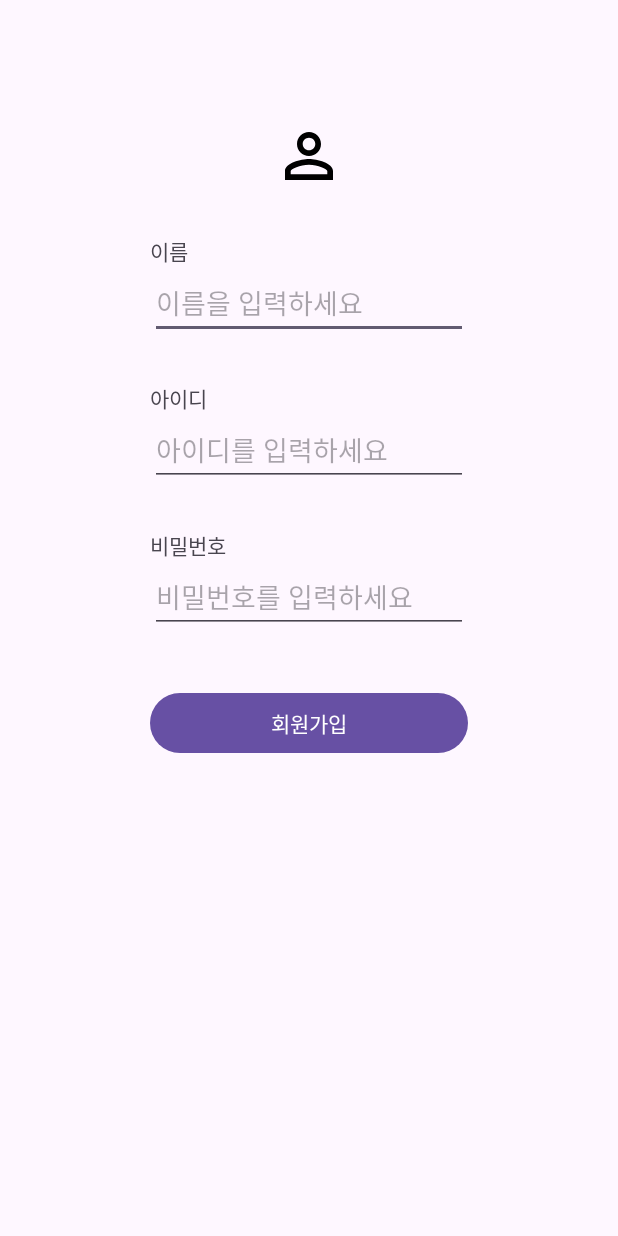
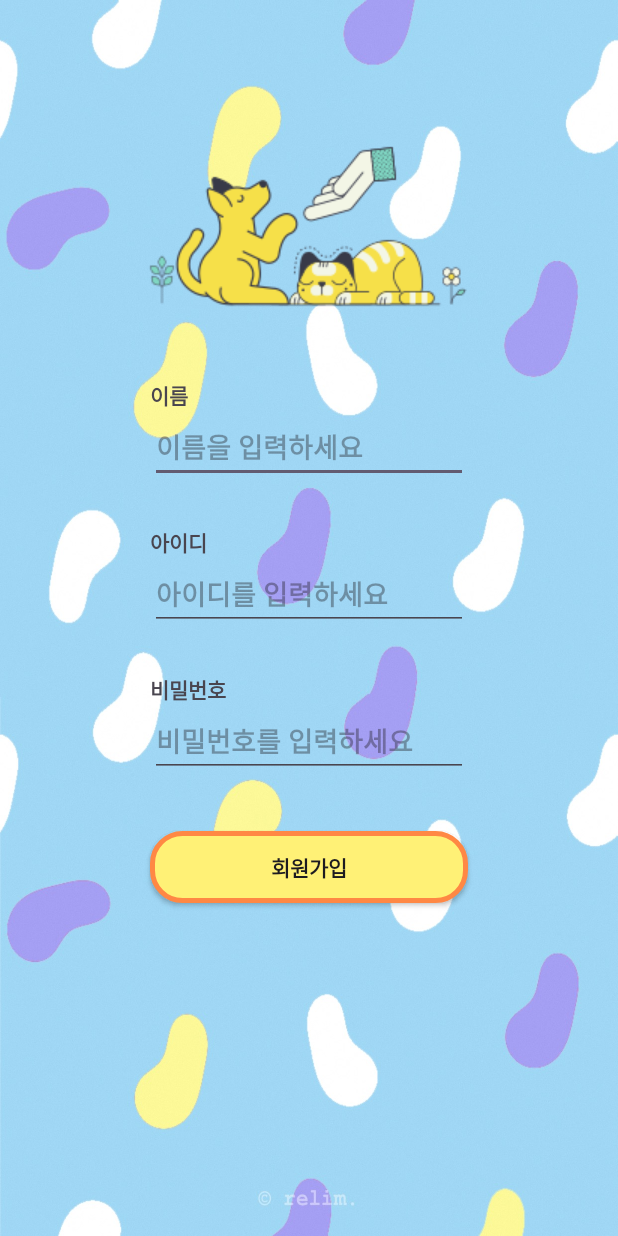
Before and after one commit to Kim-Min-Jong/nbcamp_android_basic, an Android app: the SignUpActivity screen opened directly, with no data from a screen before it, on a phone screen of 412 x 824 dp. Run offline under Robolectric (Android 15) with nearby library versions, the phone set to English and light mode, and no system bars.

Commit message:
design: 디자인 수정

```diff
--- /dev/null
+++ b/app/src/main/res/drawable/button_style.xml
@@ -0,0 +1,9 @@
+<?xml version="1.0" encoding="utf-8"?>
+<shape xmlns:android="http://schemas.android.com/apk/res/android"
+    android:shape="rectangle"
+    >
+    <corners android:radius="20dp"/>
+    <solid android:color="@color/yellow"/>
+    <stroke android:color="@color/stroke"
+        android:width="3dp"/>
+</shape>
--- a/app/src/main/res/layout/activity_sign_up.xml
+++ b/app/src/main/res/layout/activity_sign_up.xml
@@ -4,6 +4,7 @@
     xmlns:tools="http://schemas.android.com/tools"
     android:layout_width="match_parent"
     android:layout_height="match_parent"
+    android:background="@drawable/bg_img"
     tools:context=".SignInActivity">
 
     <ImageView
@@ -11,7 +12,7 @@
         android:layout_width="wrap_content"
         android:layout_height="wrap_content"
         android:layout_marginTop="80dp"
-        android:src="@drawable/baseline_person_outline_48"
+        android:src="@drawable/sign_up_icon"
         app:layout_constraintEnd_toEndOf="parent"
         app:layout_constraintStart_toStartOf="parent"
         app:layout_constraintTop_toTopOf="parent" />
@@ -21,6 +22,7 @@
         android:id="@+id/textView4"
         android:layout_width="wrap_content"
         android:layout_height="wrap_content"
+        android:textStyle="bold"
         android:layout_marginStart="100dp"
         android:text="@string/name"
         app:layout_constraintBottom_toTopOf="@+id/textInputLayoutName"
@@ -42,6 +44,7 @@
             android:id="@+id/editTextName"
             android:layout_width="match_parent"
             android:layout_height="wrap_content"
+            android:textStyle="bold"
             android:inputType="text"
             android:hint="@string/put_name" />
     </com.google.android.material.textfield.TextInputLayout>
@@ -51,6 +54,7 @@
         android:id="@+id/textView3"
         android:layout_width="wrap_content"
         android:layout_height="wrap_content"
+        android:textStyle="bold"
         android:layout_marginStart="100dp"
         android:text="@string/id"
         app:layout_constraintBottom_toTopOf="@+id/textInputLayoutId"
@@ -73,6 +77,7 @@
             android:id="@+id/editTextSignId"
             android:layout_width="match_parent"
             android:layout_height="wrap_content"
+            android:textStyle="bold"
             android:layout_marginTop="50dp"
             android:ems="10"
             android:inputType="text"
@@ -86,7 +91,7 @@
         android:layout_width="wrap_content"
         android:layout_height="wrap_content"
         android:text="@string/password"
-
+        android:textStyle="bold"
         app:layout_constraintBottom_toTopOf="@+id/textInputLayoutPwd"
         app:layout_constraintStart_toStartOf="@+id/textInputLayoutPwd" />
 
@@ -104,10 +109,11 @@
         app:layout_constraintStart_toStartOf="parent"
         app:layout_constraintTop_toBottomOf="@+id/textInputLayoutId">
 
-        <EditText
+        <com.google.android.material.textfield.TextInputEditText
             android:id="@+id/editTextTextSignPassword"
             android:layout_width="match_parent"
             android:layout_height="wrap_content"
+            android:textStyle="bold"
             android:layout_marginTop="50dp"
             android:ems="10"
             android:hint="@string/put_password"
@@ -118,10 +124,12 @@
 
 
 
-    <Button
+    <androidx.appcompat.widget.AppCompatButton
         android:id="@+id/buttonSignLogIn"
         android:layout_width="0dp"
         android:layout_height="wrap_content"
+        android:background="@drawable/button_style"
+        android:textStyle="bold"
         android:layout_marginTop="36dp"
         android:text="@string/sign_in"
         app:layout_constraintEnd_toEndOf="@+id/textInputLayoutPwd"
--- a/app/src/main/res/values/colors.xml
+++ b/app/src/main/res/values/colors.xml
@@ -4,4 +4,6 @@
     <color name="white">#FFFFFFFF</color>
     <color name="gray">#FFbdbdbd</color>
     <color name="error">#B62B2B</color>
+    <color name="yellow">#FFFFF176</color>
+    <color name="stroke">#FFFF8844</color>
 </resources>
```
Also changed, not shown: app/src/main/res/layout/activity_home.xml (+16 -10 lines), app/src/main/res/layout/activity_sign_in.xml (+13 -5 lines), app/src/main/res/drawable/bg_img.jpg (added), app/src/main/res/drawable/home_icon.png (added), app/src/main/res/drawable/sign_in_icon.png (added), app/src/main/res/drawable/sign_up_icon.png (added).
